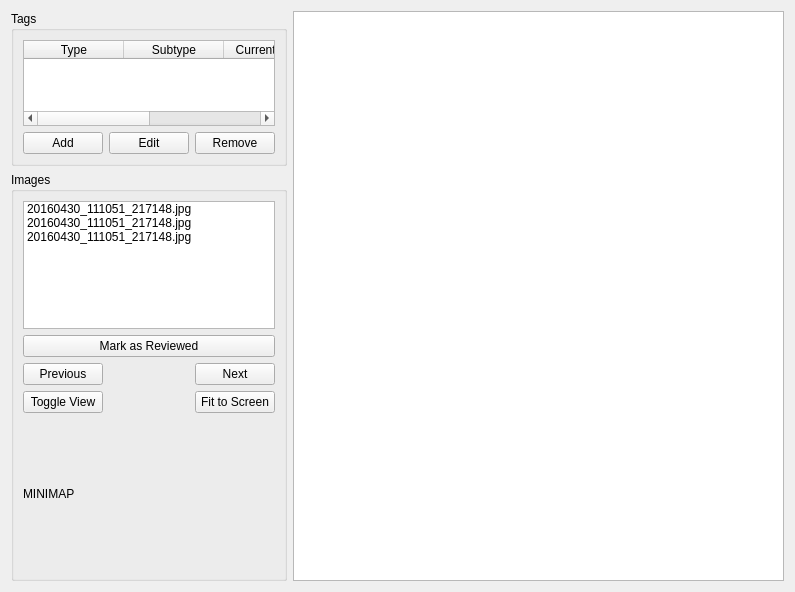
Before: the Qt Designer form gui/ui/ui_taggingTab.ui in Team-Guardian/tagger, drawn with Qt 5.
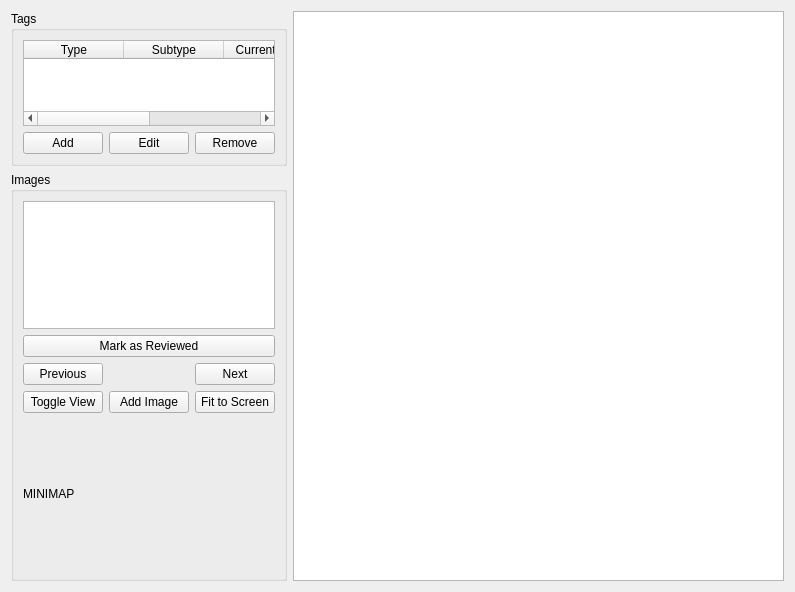
After: the same form once the commit is applied. Custom widgets are drawn as their Qt base class.

Commit message: Added button to add images to current flight.

Patch:
```diff
--- a/gui/ui/ui_taggingTab.ui
+++ b/gui/ui/ui_taggingTab.ui
@@ -93,23 +93,7 @@
        </property>
        <layout class="QVBoxLayout" name="verticalLayout_3">
         <item>
-         <widget class="QListWidget" name="list_images">
-          <item>
-           <property name="text">
-            <string>20160430_111051_217148.jpg</string>
-           </property>
-          </item>
-          <item>
-           <property name="text">
-            <string>20160430_111051_217148.jpg</string>
-           </property>
-          </item>
-          <item>
-           <property name="text">
-            <string>20160430_111051_217148.jpg</string>
-           </property>
-          </item>
-         </widget>
+         <widget class="QListWidget" name="list_images"/>
         </item>
         <item>
          <layout class="QGridLayout" name="gridLayout_2">
@@ -148,6 +132,13 @@
             </property>
            </widget>
           </item>
+          <item row="2" column="1">
+           <widget class="QPushButton" name="button_addImage">
+            <property name="text">
+             <string>Add Image</string>
+            </property>
+           </widget>
+          </item>
          </layout>
         </item>
         <item>
```
The commit also changes 4 other files.
